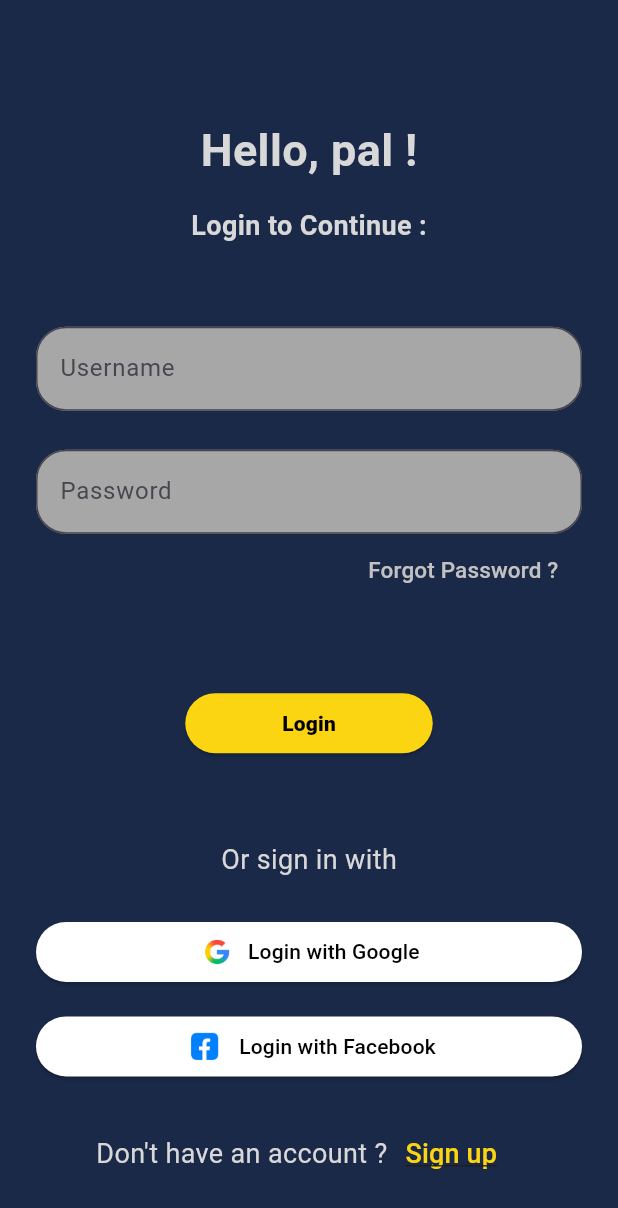
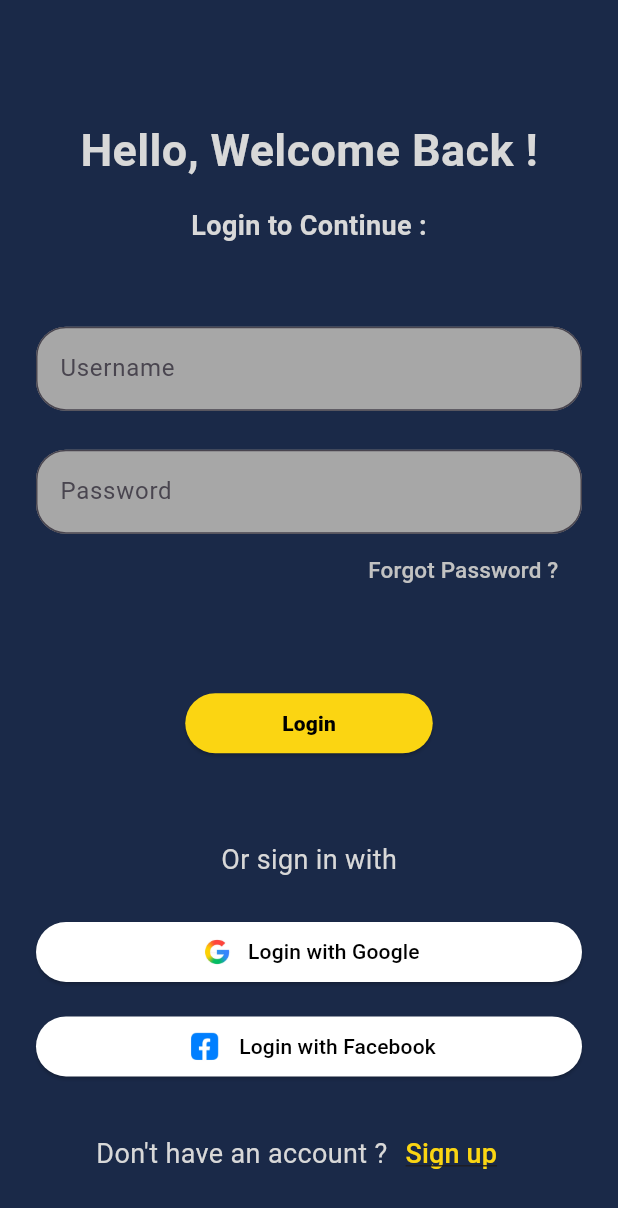
Before and after one commit to anmol-sarin/Flutter-Projects, a Flutter app: the screen it shows after launch, on a phone screen of 412 x 824 dp. Shown: the top 1208 px of the screen. Run offline on Flutter 3.47's test engine with Material 3 defaults, Android fonts, the phone set to English and light mode, and no system bars.

Commit message:
5th commit3

```diff
--- a/lib/pages/loginPage.dart
+++ b/lib/pages/loginPage.dart
@@ -19,7 +19,7 @@ class LoginPage extends StatelessWidget{
               Column(
                 children: [
                 Spacer(),
-                Text("Hello, pal !",
+                Text("Hello, Welcome Back !",
                   style:TextStyle(
                   fontSize:30,
                   fontWeight:FontWeight.bold,
```
